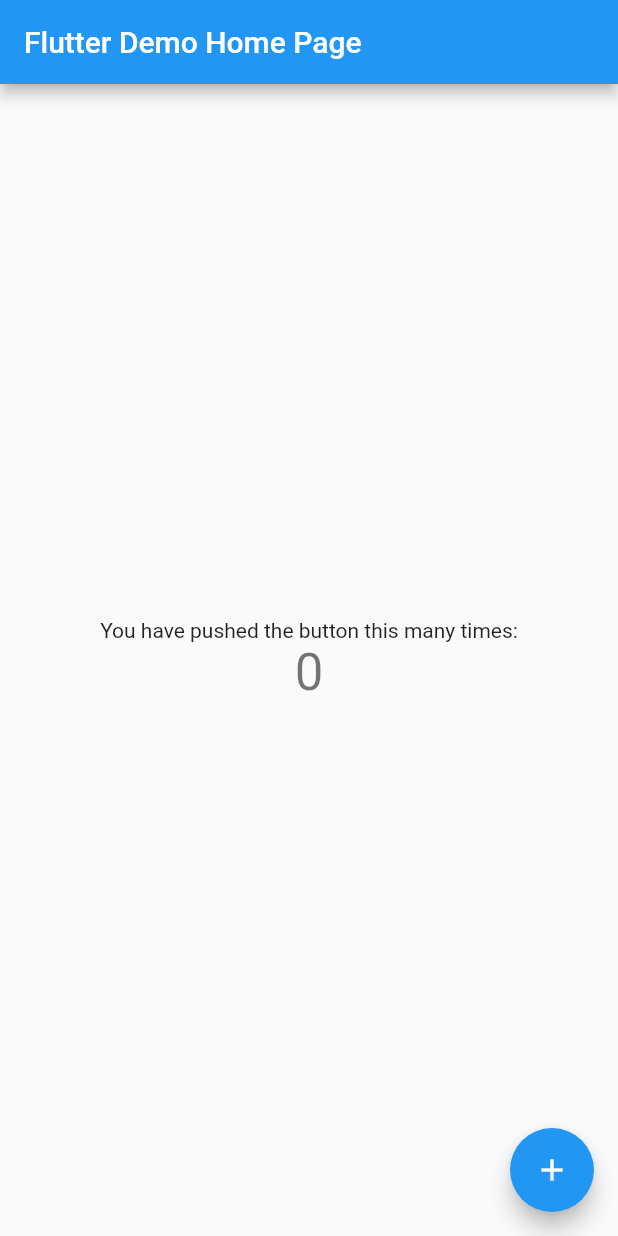
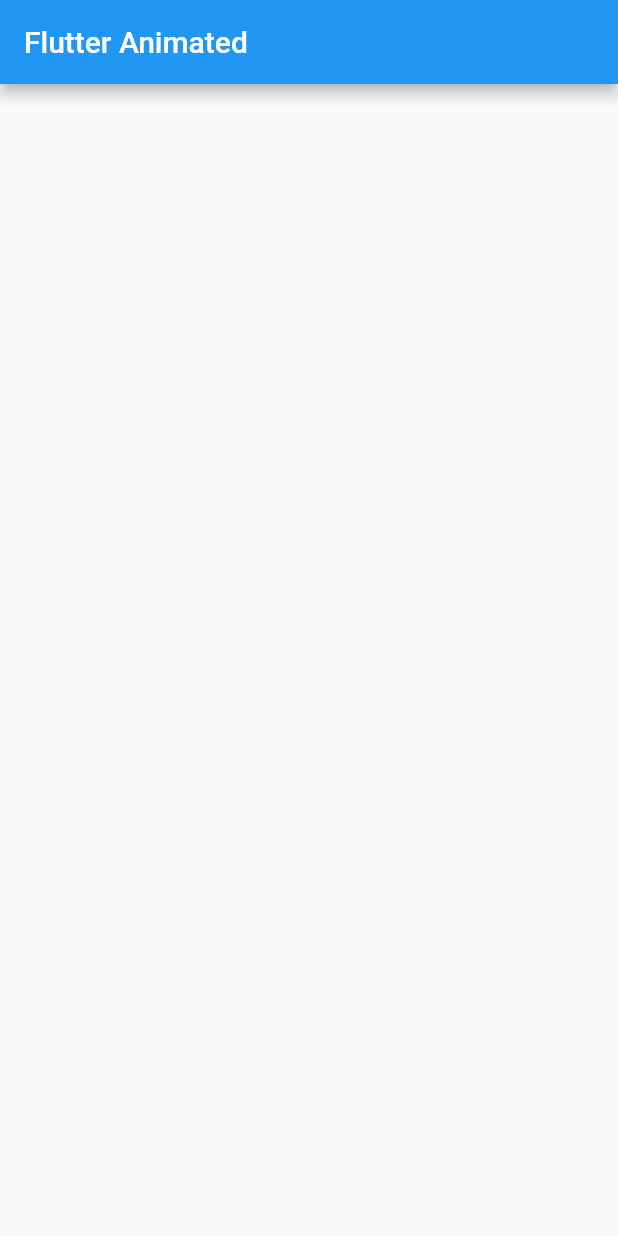
Before and after one commit to baborges45/Flutter_animated_fab_menu, a Flutter app: the screen it shows after launch, on a phone screen of 412 x 824 dp. Run offline on Flutter 3.47's test engine with Material 2 defaults, Android fonts, the phone set to English and light mode, and no system bars.

Commit message:
structuring the project

```diff
--- /dev/null
+++ b/lib/app/home_page.dart
@@ -0,0 +1,15 @@
+import 'package:flutter/material.dart';
+
+class HomePage extends StatelessWidget {
+  const HomePage({Key? key}) : super(key: key);
+
+  @override
+  Widget build(BuildContext context) {
+    return Scaffold(
+      appBar: AppBar(
+        title: const Text('Flutter Animated'),
+      ),
+      body: Container(),
+    );
+  }
+}
--- /dev/null
+++ b/lib/app/my_app.dart
@@ -0,0 +1,17 @@
+import 'package:flutter/material.dart';
+import 'package:flutter_animated_fab_menu/app/home_page.dart';
+
+class MyApp extends StatelessWidget {
+  const MyApp({Key? key}) : super(key: key);
+
+  @override
+  Widget build(BuildContext context) {
+    return MaterialApp(
+      theme: ThemeData(
+        primarySwatch: Colors.blue,
+      ),
+      debugShowCheckedModeBanner: false,
+      home: HomePage(),
+    );
+  }
+}
--- a/lib/main.dart
+++ b/lib/main.dart
@@ -1,115 +1,7 @@
 import 'package:flutter/material.dart';
+
+import 'app/my_app.dart';
 
 void main() {
   runApp(const MyApp());
 }
-
-class MyApp extends StatelessWidget {
-  const MyApp({Key? key}) : super(key: key);
-
-  // This widget is the root of your application.
-  @override
-  Widget build(BuildContext context) {
-    return MaterialApp(
-      title: 'Flutter Demo',
-      theme: ThemeData(
-        // This is the theme of your application.
-        //
-        // Try running your application with "flutter run". You'll see the
-        // application has a blue toolbar. Then, without quitting the app, try
-        // changing the primarySwatch below to Colors.green and then invoke
-        // "hot reload" (press "r" in the console where you ran "flutter run",
-        // or simply save your changes to "hot reload" in a Flutter IDE).
-        // Notice that the counter didn't reset back to zero; the application
-        // is not restarted.
-        primarySwatch: Colors.blue,
-      ),
-      home: const MyHomePage(title: 'Flutter Demo Home Page'),
-    );
-  }
-}
-
-class MyHomePage extends StatefulWidget {
-  const MyHomePage({Key? key, required this.title}) : super(key: key);
-
-  // This widget is the home page of your application. It is stateful, meaning
-  // that it has a State object (defined below) that contains fields that affect
-  // how it looks.
-
-  // This class is the configuration for the state. It holds the values (in this
-  // case the title) provided by the parent (in this case the App widget) and
-  // used by the build method of the State. Fields in a Widget subclass are
-  // always marked "final".
-
-  final String title;
-
-  @override
-  State<MyHomePage> createState() => _MyHomePageState();
-}
-
-class _MyHomePageState extends State<MyHomePage> {
-  int _counter = 0;
-
-  void _incrementCounter() {
-    setState(() {
-      // This call to setState tells the Flutter framework that something has
-      // changed in this State, which causes it to rerun the build method below
-      // so that the display can reflect the updated values. If we changed
-      // _counter without calling setState(), then the build method would not be
-      // called again, and so nothing would appear to happen.
-      _counter++;
-    });
-  }
-
-  @override
-  Widget build(BuildContext context) {
-    // This method is rerun every time setState is called, for instance as done
-    // by the _incrementCounter method above.
-    //
-    // The Flutter framework has been optimized to make rerunning build methods
-    // fast, so that you can just rebuild anything that needs updating rather
-    // than having to individually change instances of widgets.
-    return Scaffold(
-      appBar: AppBar(
-        // Here we take the value from the MyHomePage object that was created by
-        // the App.build method, and use it to set our appbar title.
-        title: Text(widget.title),
-      ),
-      body: Center(
-        // Center is a layout widget. It takes a single child and positions it
-        // in the middle of the parent.
-        child: Column(
-          // Column is also a layout widget. It takes a list of children and
-          // arranges them vertically. By default, it sizes itself to fit its
-          // children horizontally, and tries to be as tall as its parent.
-          //
-          // Invoke "debug painting" (press "p" in the console, choose the
-          // "Toggle Debug Paint" action from the Flutter Inspector in Android
-          // Studio, or the "Toggle Debug Paint" command in Visual Studio Code)
-          // to see the wireframe for each widget.
-          //
-          // Column has various properties to control how it sizes itself and
-          // how it positions its children. Here we use mainAxisAlignment to
-          // center the children vertically; the main axis here is the vertical
-          // axis because Columns are vertical (the cross axis would be
-          // horizontal).
-          mainAxisAlignment: MainAxisAlignment.center,
-          children: <Widget>[
-            const Text(
-              'You have pushed the button this many times:',
-            ),
-            Text(
-              '$_counter',
-              style: Theme.of(context).textTheme.headline4,
-            ),
-          ],
-        ),
-      ),
-      floatingActionButton: FloatingActionButton(
-        onPressed: _incrementCounter,
-        tooltip: 'Increment',
-        child: const Icon(Icons.add),
-      ), // This trailing comma makes auto-formatting nicer for build methods.
-    );
-  }
-}
```
